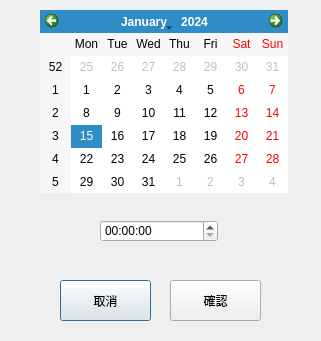
The window that client/src/ui/ArrangementDialog.ui (RuiChen0101/2019nukl) describes before a commit, drawn with Qt 5.
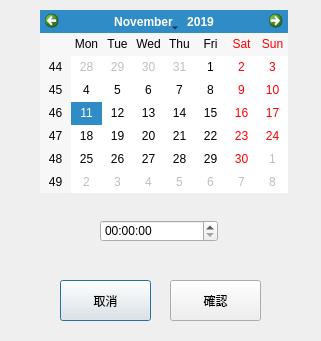
The same window after the commit.

Diff of the .ui file:
```diff
--- a/client/src/ui/ArrangementDialog.ui
+++ b/client/src/ui/ArrangementDialog.ui
@@ -70,6 +70,13 @@
      <height>183</height>
     </rect>
    </property>
+   <property name="selectedDate">
+    <date>
+     <year>2019</year>
+     <month>11</month>
+     <day>11</day>
+    </date>
+   </property>
   </widget>
   <widget class="QTimeEdit" name="timeEdit">
    <property name="geometry">
```
Left out of the diff: 8 changed lines with no effect on the pictures.
